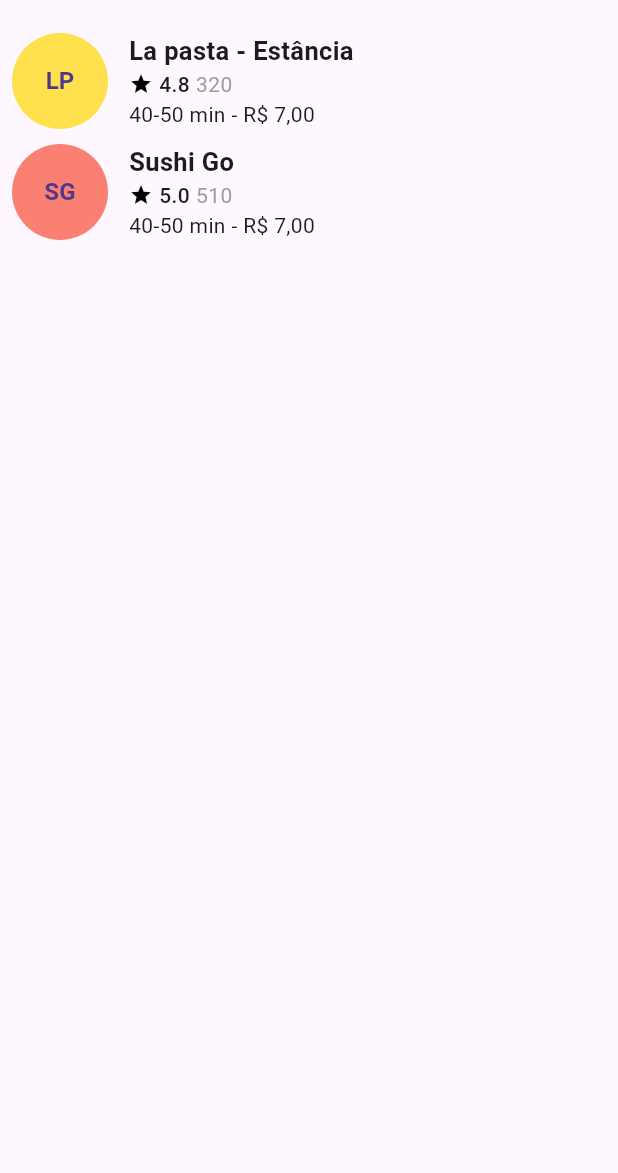
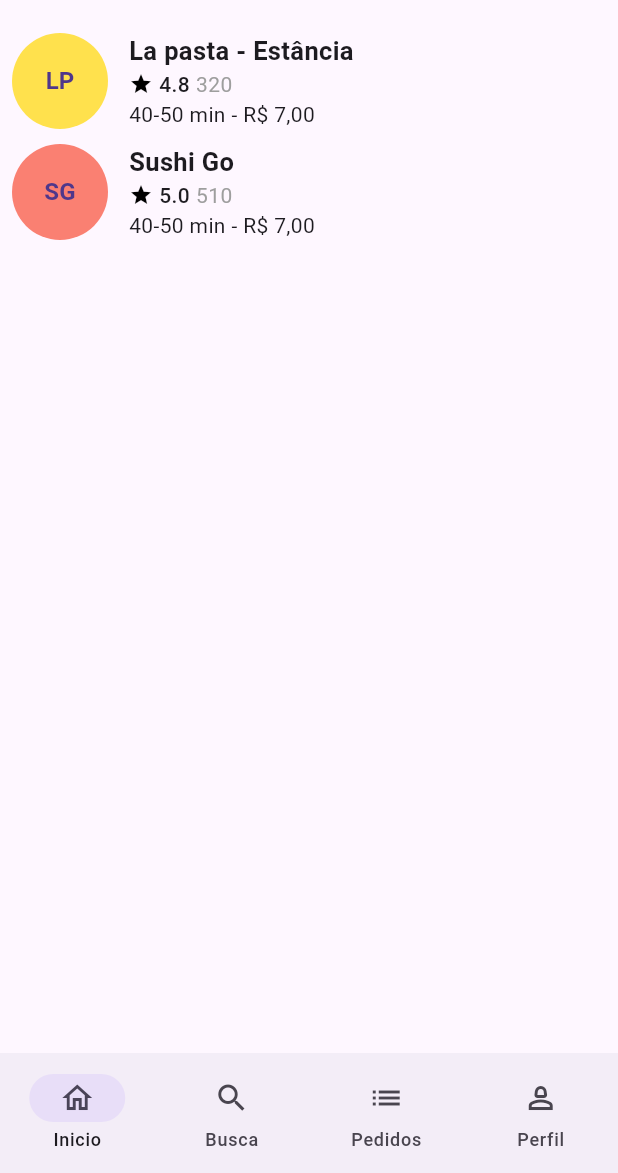
Before and after one commit to AndriuCoelho/restaurant-delivery, a Flutter app: the screen it shows after launch, on a phone screen of 412 x 824 dp, the part 63-1236 px from its top. Run offline on Flutter 3.47's test engine with Material 3 defaults, Android fonts, the phone set to English and light mode, and no system bars.

Commit message:
Adiciona navegação inferior e telas de início e perfil

```diff
--- a/analysis_options.yaml
+++ b/analysis_options.yaml
@@ -7,6 +7,11 @@
 
 # The following line activates a set of recommended lints for Flutter apps,
 # packages, and plugins designed to encourage good coding practices.
+analyzer:
+  exclude:
+    - build/**
+    - android/**
+    - ios/**
 include: package:flutter_lints/flutter.yaml
 
 linter:
--- a/lib/main.dart
+++ b/lib/main.dart
@@ -1,34 +1,58 @@
 import 'package:flutter/material.dart';
-import 'package:guia_restaurantes/models/restaurant.dart';
-import 'package:guia_restaurantes/views/widgets/restaurant_card.dart';
+import 'package:guia_restaurantes/views/pages/home_page.dart';
+import 'package:guia_restaurantes/views/pages/profile_page.dart';
 
 void main() {
   runApp(const MyApp());
 }
 
-class MyApp extends StatelessWidget {
+class MyApp extends StatefulWidget {
 
   const MyApp({ super.key });
 
   @override
+  State<MyApp> createState() => _MyAppState();
+}
+
+class _MyAppState extends State<MyApp> {
+
+  int _selectedIndex = 0;
+
+  @override
   Widget build(BuildContext context) {
+
+    final _pages = [
+      // 0 - Indice 0 tem que mostrar a listagem que já temos
+      const HomePage(),
+
+      // 1 - Chamar tela/Widget de Busca
+      const Center(child: Text('Tela de Busca de Restaurantes')),
+
+      // 2 - Chamar tela/Widget de Pedidos
+      const Center(child: Text('Tela de Pedidos')),
+
+      // 3 - Chamar a tela de Perfil
+      const ProfilePage()
+    ];
+
     return MaterialApp(
       title: 'Guia de Restaurantes',
       home: Scaffold(
-          appBar: AppBar(
-            title: Text('Restaurantes'),
-          ),
-          body: Padding(
-            padding: const EdgeInsets.all(8.0),
-            child: SingleChildScrollView(
-              child: Column(
-                children: [
-                  for (var restaurant in restaurantMock)
-                    RestaurantCard(restaurant: restaurant)
-                ],
-              ),
-            ),
-          )
+        body: _pages[_selectedIndex],
+        bottomNavigationBar: NavigationBar(
+            selectedIndex: _selectedIndex,
+            onDestinationSelected: (index) {
+              setState(() {
+                _selectedIndex = index;
+              });
+            },
+            destinations: [
+              NavigationDestination(icon: Icon(Icons.home_outlined), label: 'Inicio'),
+              NavigationDestination(icon: Icon(Icons.search), label: 'Busca'),
+              NavigationDestination(icon: Icon(Icons.list), label: 'Pedidos'),
+              NavigationDestination(icon: Icon(Icons.person_2_outlined), label: 'Perfil'),
+            ]
+        ),
       ),
     );
   }
--- /dev/null
+++ b/lib/views/pages/home_page.dart
@@ -0,0 +1,30 @@
+import 'package:flutter/material.dart';
+import 'package:guia_restaurantes/models/restaurant.dart';
+import 'package:guia_restaurantes/views/widgets/restaurant_card.dart';
+
+class HomePage extends StatelessWidget {
+
+  const HomePage({
+    super.key
+  });
+
+  @override
+  Widget build(BuildContext context) {
+    return Scaffold(
+      appBar: AppBar(
+        title: Text('Restaurantes'),
+      ),
+      body: Padding(
+        padding: const EdgeInsets.all(8.0),
+        child: SingleChildScrollView(
+          child: Column(
+            children: [
+              for (var restaurant in restaurantMock)
+                RestaurantCard(restaurant: restaurant)
+            ],
+          ),
+        ),
+      ),
+    );
+  }
+}
```
Also changed, not shown: lib/views/pages/profile_page.dart (added, +40 -0 lines), pubspec.lock, 1 other file.
